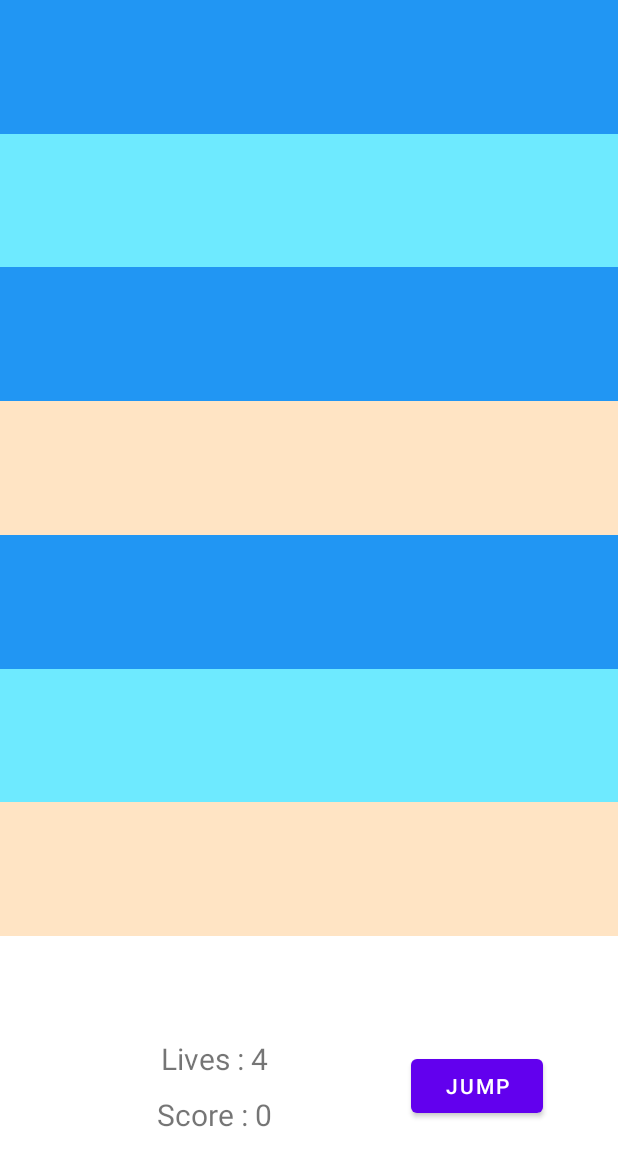
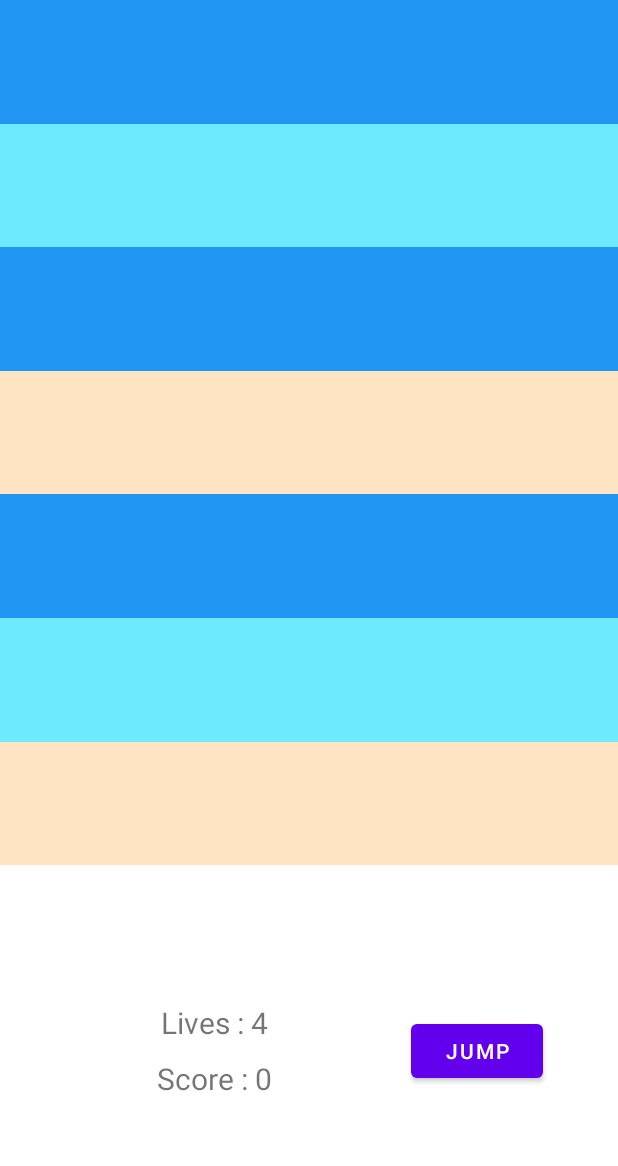
Before and after one commit to JiHyeonMon/AndroidFrogGame, an Android app: the layout activity_main.xml on its own in the app's theme, with its tools: preview values and no code run, on a phone screen of 412 x 824 dp. Shown: the top 1166 px of the screen. Run offline under Robolectric (Android 15) with nearby library versions, the phone set to English and light mode, and no system bars.

Commit message:
기기마다 높이 맞추기
- 너비 맞추기

```diff
--- a/app/src/main/java/com/example/example/froggame/model/character/Crocodile.kt
+++ b/app/src/main/java/com/example/example/froggame/model/character/Crocodile.kt
@@ -22,13 +22,13 @@ class Crocodile(l: Float, s: Int, d: Int): Character() {
         // 흐르기 시작
         if (direction > 0) {
             // 순방향 (왼 --> 오) 인 경우
-            if (left > 1080) {
+            if (left > 1440) {
                 left = 0f - width - 150
             }
         } else {
             // 역방향 (오 --> 왼) 인 경우
             if (left+width < 0) {
-                left = 1080f
+                left = 1440f
             }
         }
         // 통나무1, 2, 악어가 강의 속력과 방향에 맞춰 움직이게 한다.
--- a/app/src/main/java/com/example/example/froggame/model/character/Timber.kt
+++ b/app/src/main/java/com/example/example/froggame/model/character/Timber.kt
@@ -12,16 +12,16 @@ class Timber(l: Float, s: Int, d: Int): Character() {
     }
 
     override fun move() {
-        // 흐르기 시작
+        // 흐르기 시작 1080 1440
         if (direction > 0) {
             // 순방향 (왼 --> 오) 인 경우
-            if (left > 1080) {
+            if (left > 1440) {
                 left = 0f - width - 150
             }
         } else {
             // 역방향 (오 --> 왼) 인 경우
             if (left+width < 0) {
-                left = 1080f
+                left = 1440f
             }
         }
         // 통나무1, 2, 악어가 강의 속력과 방향에 맞춰 움직이게 한다.
--- a/app/src/main/java/com/example/example/froggame/model/landform/GoalPosition.kt
+++ b/app/src/main/java/com/example/example/froggame/model/landform/GoalPosition.kt
@@ -9,7 +9,7 @@ class GoalPosition: LandForm() {
 
     // 게임이 재시작될 때마다 호출
     // 새로 뱀 생성위해 생성될 뱀 숫자 랜덤하게 뽑고, 해당 개수만큼 Snake객체 생성해서 배열에 넣는다.
-    override fun setLandForm() {
+    override fun setLandForm(w: Int, h: Int) {
         goals = arrayListOf(Goal(), Goal(), Goal())
         relocate()
     }
--- a/app/src/main/java/com/example/example/froggame/model/landform/Land.kt
+++ b/app/src/main/java/com/example/example/froggame/model/landform/Land.kt
@@ -10,7 +10,7 @@ class Land : LandForm() {
 
     // 게임이 재시작될 때마다 호출
     // 새로 뱀 생성위해 생성될 뱀 숫자 랜덤하게 뽑고, 해당 개수만큼 Snake객체 생성해서 배열에 넣는다.
-    override fun setLandForm() {
+    override fun setLandForm(w: Int, h: Int) {
         num = (1..3).random()
         for (i in 1..num) {
             this.snakes.add(Snake())
--- a/app/src/main/java/com/example/example/froggame/model/landform/LandForm.kt
+++ b/app/src/main/java/com/example/example/froggame/model/landform/LandForm.kt
@@ -3,7 +3,7 @@ package com.example.example.froggame.model.landform
 import com.example.example.froggame.model.character.Character
 
 abstract class LandForm {
-    open fun setLandForm() {}
+    open fun setLandForm(w: Int, h: Int) {}
     open fun clearLandForm() {}
     open fun getGameCharacter(): ArrayList<Character> {
         return arrayListOf()
--- a/app/src/main/res/layout/activity_main.xml
+++ b/app/src/main/res/layout/activity_main.xml
@@ -12,6 +12,7 @@
         android:layout_width="0dp"
         android:layout_height="0dp"
         android:background="@color/blue"
+        app:layout_constraintHeight_percent="0.1"
         android:orientation="horizontal"
         app:layout_constraintBottom_toTopOf="@id/riverLayout1"
         app:layout_constraintEnd_toEndOf="parent"
@@ -25,6 +26,7 @@
         android:id="@+id/riverLayout1"
         android:layout_width="0dp"
         android:layout_height="0dp"
+        app:layout_constraintHeight_percent="0.1"
         android:background="@color/skyblue"
         android:orientation="horizontal"
         app:layout_constraintStart_toStartOf="parent"
@@ -38,6 +40,7 @@
         android:id="@+id/riverLayout2"
         android:layout_width="0dp"
         android:layout_height="0dp"
+        app:layout_constraintHeight_percent="0.1"
         android:orientation="horizontal"
         android:background="@color/blue"
         app:layout_constraintStart_toStartOf="parent"
@@ -53,6 +56,7 @@
         android:layout_width="0dp"
         android:layout_height="0dp"
         android:background="@color/lightbrown"
+        app:layout_constraintHeight_percent="0.1"
         app:layout_constraintStart_toStartOf="parent"
         app:layout_constraintEnd_toEndOf="parent"
         app:layout_constraintTop_toBottomOf="@id/riverLayout2"
@@ -65,6 +69,7 @@
         android:layout_height="0dp"
         android:background="@color/blue"
         android:orientation="horizontal"
+        app:layout_constraintHeight_percent="0.1"
         app:layout_constraintStart_toStartOf="parent"
         app:layout_constraintEnd_toEndOf="parent"
         app:layout_constraintTop_toBottomOf="@id/landLayout"
@@ -78,6 +83,7 @@
         android:layout_height="0dp"
         android:orientation="horizontal"
         android:background="@color/skyblue"
+        app:layout_constraintHeight_percent="0.1"
         app:layout_constraintStart_toStartOf="parent"
         app:layout_constraintEnd_toEndOf="parent"
         app:layout_constraintTop_toBottomOf="@id/riverLayout3"
@@ -90,6 +96,7 @@
         android:layout_width="0dp"
         android:layout_height="0dp"
         android:background="@color/lightbrown"
+        app:layout_constraintHeight_percent="0.1"
         app:layout_constraintStart_toStartOf="parent"
         app:layout_constraintEnd_toEndOf="parent"
         app:layout_constraintTop_toBottomOf="@id/riverLayout4"
@@ -102,7 +109,8 @@
     <androidx.constraintlayout.widget.ConstraintLayout
         android:id="@+id/layout8"
         android:layout_width="0dp"
-        android:layout_height="200dp"
+        android:layout_height="0dp"
+        app:layout_constraintHeight_percent="0.3"
         app:layout_constraintStart_toStartOf="parent"
         app:layout_constraintEnd_toEndOf="parent"
         app:layout_constraintTop_toBottomOf="@id/layout7"
```
Also changed, not shown: app/src/main/java/com/example/example/froggame/controller/MainActivity.kt (+20 -4 lines), app/src/main/java/com/example/example/froggame/model/Game.kt (+9 -5 lines), app/src/main/java/com/example/example/froggame/model/character/Frog.kt (+6 -5 lines), app/src/main/java/com/example/example/froggame/model/landform/River.kt (+1 -37 lines).
